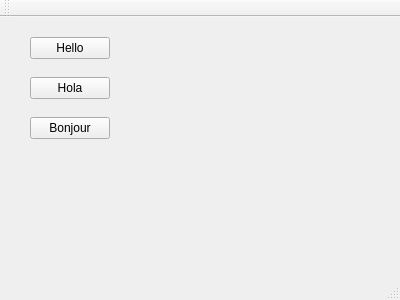
Before: the Qt Designer form mainwindow.ui in pvlloud/qt-tutorial, drawn with Qt 5.
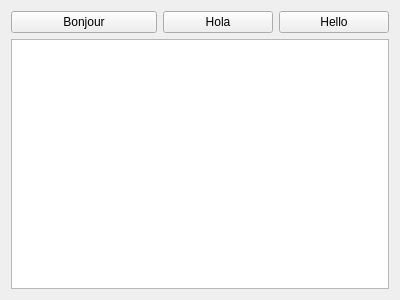
After: the same form once the commit is applied.

```diff
--- a/mainwindow.ui
+++ b/mainwindow.ui
@@ -14,65 +14,37 @@
    <string>MainWindow</string>
   </property>
   <widget class="QWidget" name="centralWidget">
-   <widget class="QPushButton" name="helloButton">
-    <property name="geometry">
-     <rect>
-      <x>30</x>
-      <y>20</y>
-      <width>80</width>
-      <height>22</height>
-     </rect>
-    </property>
-    <property name="text">
-     <string>Hello</string>
-    </property>
-   </widget>
-   <widget class="QPushButton" name="holaButton">
-    <property name="geometry">
-     <rect>
-      <x>30</x>
-      <y>60</y>
-      <width>80</width>
-      <height>22</height>
-     </rect>
-    </property>
-    <property name="text">
-     <string>Hola</string>
-    </property>
-   </widget>
-   <widget class="QPushButton" name="bonjourButton">
-    <property name="geometry">
-     <rect>
-      <x>30</x>
-      <y>100</y>
-      <width>80</width>
-      <height>22</height>
-     </rect>
-    </property>
-    <property name="text">
-     <string>Bonjour</string>
-    </property>
-   </widget>
+   <layout class="QVBoxLayout" name="verticalLayout">
+    <item>
+     <layout class="QHBoxLayout" name="horizontalLayout" stretch="4,3,3">
+      <item>
+       <widget class="QPushButton" name="bonjourButton">
+        <property name="text">
+         <string>Bonjour</string>
+        </property>
+       </widget>
+      </item>
+      <item>
+       <widget class="QPushButton" name="holaButton">
+        <property name="text">
+         <string>Hola</string>
+        </property>
+       </widget>
+      </item>
+      <item>
+       <widget class="QPushButton" name="helloButton">
+        <property name="text">
+         <string>Hello</string>
+        </property>
+       </widget>
+      </item>
+     </layout>
+    </item>
+    <item>
+     <widget class="QPlainTextEdit" name="plainTextEdit"/>
+    </item>
+   </layout>
   </widget>
-  <widget class="QMenuBar" name="menuBar">
-   <property name="geometry">
-    <rect>
-     <x>0</x>
-     <y>0</y>
-     <width>400</width>
-     <height>19</height>
-    </rect>
-   </property>
-  </widget>
-  <widget class="QToolBar" name="mainToolBar">
-   <attribute name="toolBarArea">
-    <enum>TopToolBarArea</enum>
-   </attribute>
-   <attribute name="toolBarBreak">
-    <bool>false</bool>
-   </attribute>
-  </widget>
-  <widget class="QStatusBar" name="statusBar"/>
  </widget>
  <layoutdefault spacing="6" margin="11"/>
  <resources/>
```
Left out of the diff: 2 changed lines with no effect on the pictures.
